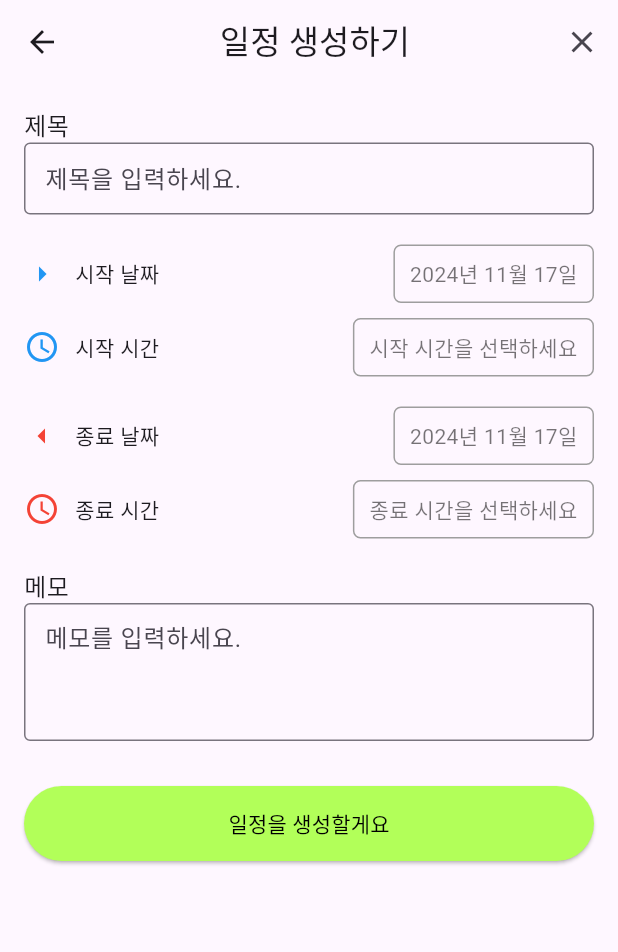
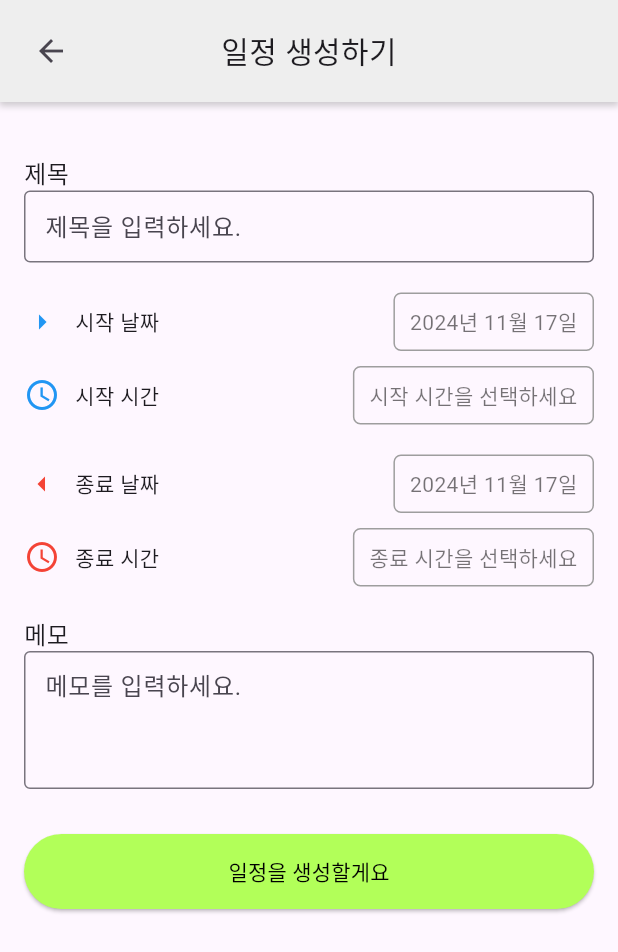
Before and after one commit to chan5337/ShareCalendar-frontend, a Flutter app: the ScheduleCreatePage screen opened directly with empty values, on a phone screen of 412 x 824 dp. Shown: the top 952 px of the screen. Run offline on Flutter 3.47's test engine with Material 3 defaults, Android fonts, the phone set to English and light mode, and no system bars; our stand-ins replace font_awesome_flutter.

Commit message:
schedule 디자인 수정, alarm 페이지 추가

```diff
--- a/lib/main.dart
+++ b/lib/main.dart
@@ -2,8 +2,6 @@ import 'package:flutter/material.dart';
 import 'package:flutter_localizations/flutter_localizations.dart';
 import 'package:sharecalendar_app/sign_up_screen.dart';
 import 'calendar_page.dart';
-import 'schedule_creation_page.dart';
-import 'schedule_modify_page.dart';
 import 'login_screen.dart';
 
 void main() {
--- a/lib/schedule_creation_page.dart
+++ b/lib/schedule_creation_page.dart
@@ -84,21 +84,52 @@ class _ScheduleCreatePageState extends State<ScheduleCreatePage> {
   @override
   Widget build(BuildContext context) {
     return Scaffold(
-      appBar: AppBar(
-        title: Center(
-          child: Text('일정 생성하기'),
+      body: SafeArea(
+        child: Column(
+          children: [
+            // Header with shadow, centered text, and margin-top
+            Container(
+              margin: EdgeInsets.only(top: 0), // Added margin-top
+              padding: EdgeInsets.all(10),
+              decoration: BoxDecoration(
+                color: Colors.grey[200],
+                boxShadow: [
+                  BoxShadow(
+                    color: Colors.grey.withOpacity(0.5),
+                    spreadRadius: 1,
+                    blurRadius: 3,
+                    offset: Offset(0, 2),
                   ),
-        actions: [
+                ],
+              ),
+              child: Row(
+                children: [
                   IconButton(
-            icon: Icon(Icons.close),
+                    icon: Icon(Icons.arrow_back),
                     onPressed: () {
                       Navigator.pop(context);
                     },
                   ),
+                  Expanded(
+                    child: Center(
+                      child: Text(
+                        '일정 생성하기',
+                        style: TextStyle(
+                          fontSize: 20,
+                          fontWeight: FontWeight.w500,
+                        ),
+                      ),
+                    ),
+                  ),
+                  SizedBox(width: 48), // Balances the layout
                 ],
               ),
-      resizeToAvoidBottomInset: true,
-      body: SingleChildScrollView(
+            ),
+
+            SizedBox(height: 20),
+
+            Expanded(
+              child: SingleChildScrollView(
                 child: Padding(
                   padding: const EdgeInsets.all(16.0),
                   child: Column(
@@ -257,6 +288,10 @@ class _ScheduleCreatePageState extends State<ScheduleCreatePage> {
                   ),
                 ),
               ),
+            ),
+          ],
+        ),
+      ),
     );
   }
 }
```
Also changed, not shown: lib/alarm_settings_page.dart (added, +143 -0 lines), lib/bottom_icons.dart (+11 -1 lines), lib/schedule_modify_page.dart (+41 -6 lines). Lines whose indentation alone changed are shown as unchanged.
